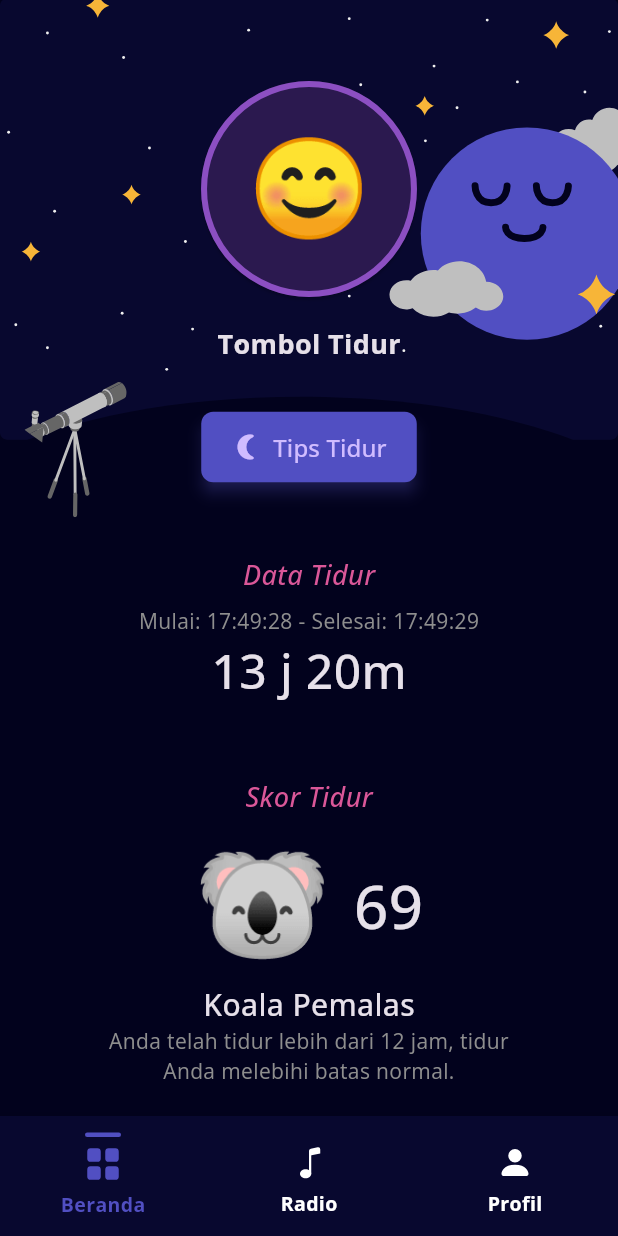
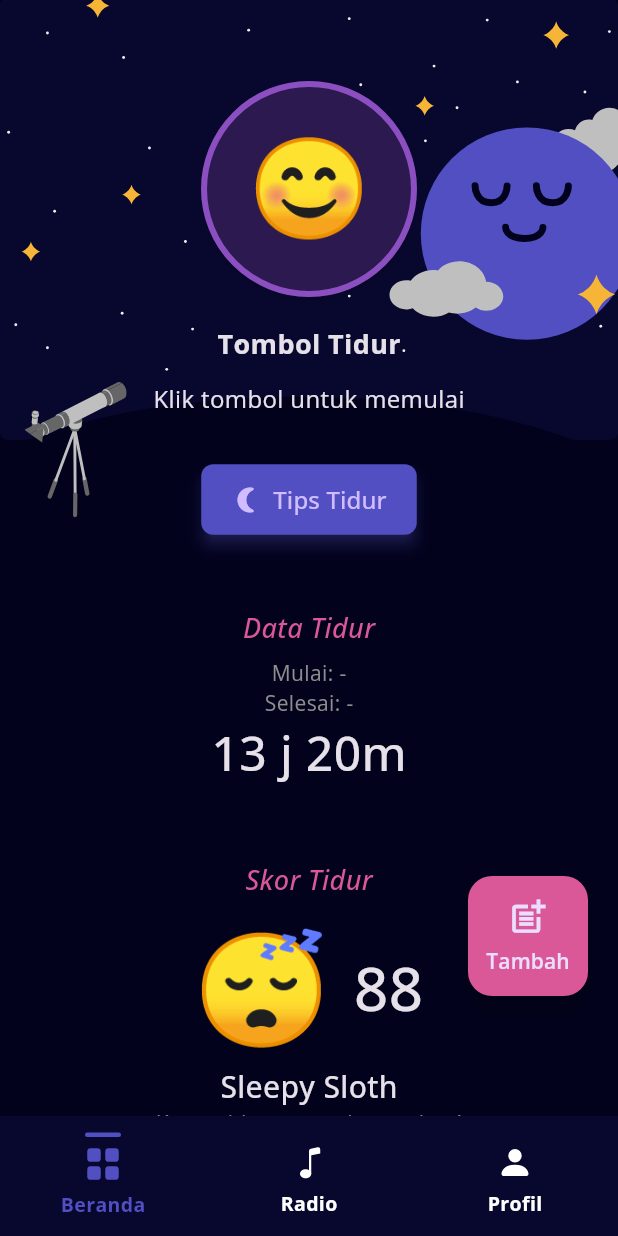
Before and after one commit to TURU-template/TURU-Flutter, a Flutter app: the MainScreen screen opened by its route, after a tap on "Tips Tidur", on a phone screen of 412 x 824 dp. Run offline on Flutter 3.47's test engine with Material 3 defaults, Android fonts, the light colour scheme and no system bars; our stand-ins replace audioplayers, bootstrap_icons, fl_chart, flutter_svg, google_fonts, shared_preferences; missing offline and left inert: mysql1; accounts and stored records are empty.

Commit message:
Update Beranda, Final Radio

```diff
--- a/turu_mobile/lib/pages/beranda.dart
+++ b/turu_mobile/lib/pages/beranda.dart
@@ -1,12 +1,51 @@
 import 'package:flutter/material.dart';
 import 'package:flutter_svg/flutter_svg.dart';
-import '../main.dart';
+import 'package:fl_chart/fl_chart.dart';
+import 'dart:math';
+
+import '../main.dart'; // Assuming TuruColors is defined here
 
 class BerandaPage extends StatelessWidget {
-  const BerandaPage({super.key});
+  final bool? isSleeping;
+  final DateTime? startTime;
+  final int? sleepScore;
+  final String? mascot;
+  final String? mascotName;
+  final String? mascotDescription;
+  final List<int>? weeklyScores;
+  final List<String>? dayLabels;
+
+  const BerandaPage({
+    super.key,
+    this.isSleeping,
+    this.startTime,
+    this.sleepScore,
+    this.mascot,
+    this.mascotName,
+    this.mascotDescription,
+    this.weeklyScores,
+    this.dayLabels,
+  });
 
   @override
   Widget build(BuildContext context) {
+    // ✅ Handle data null dengan fallback ke sample
+    final now = DateTime.now();
+    final fallbackWeeklyScores = [89, 76, 0, 65, 0, 95, 88];
+    final fallbackDayLabels = ['Sen', 'Sel', 'Rab', 'Kam', 'Jum', 'Sab', 'Min'];
+
+    final sleepState = isSleeping ?? false;
+    final sleepStartTime = startTime ?? now.subtract(const Duration(hours: 7));
+    final displayedSleepScore = sleepScore ?? 88;
+    final displayedMascot = mascot ?? '😴';
+    final displayedMascotName = mascotName ?? 'Sleepy Sloth';
+    final displayedMascotDesc =
+        mascotDescription ?? 'Kamu tidur nyenyak semalam!';
+    final displayedScores = weeklyScores ?? fallbackWeeklyScores;
+    final labels = dayLabels ?? fallbackDayLabels;
+
+    final todayIndex = now.weekday % 7;
+
     return Stack(
       children: [
         Positioned.fill(
@@ -25,7 +64,8 @@ class BerandaPage extends StatelessWidget {
               const SizedBox(height: 32),
 
               // Turu Button (State: false for now)
-              Column(
+              Center(
+                child: Column(
                   children: [
                     ElevatedButton(
                       onPressed: () {},
@@ -38,21 +78,40 @@ class BerandaPage extends StatelessWidget {
                           width: 4,
                         ),
                       ),
-                    child: const Text("😊", style: TextStyle(fontSize: 64)),
+                      child: Text(
+                        sleepState ? '😴' : '😊',
+                        style: const TextStyle(fontSize: 64),
+                      ),
                     ),
                     const SizedBox(height: 12),
                     const Text(
                       "Tombol Tidur",
-                    style: TextStyle(fontSize: 18, fontWeight: FontWeight.bold),
+                      style: TextStyle(
+                        fontSize: 18,
+                        fontWeight: FontWeight.bold,
+                      ),
+                    ),
+                    if (sleepState)
+                      Text(
+                        "Mulai: ${sleepStartTime.hour}:${sleepStartTime.minute.toString().padLeft(2, '0')}",
+                        style: const TextStyle(color: TuruColors.textColor2),
+                      ),
+                    const SizedBox(height: 12),
+                    Text(
+                      sleepState ? "Sedang Tidur" : "Klik tombol untuk memulai",
+                      style: const TextStyle(fontSize: 16),
                     ),
                   ],
+                ),
               ),
 
               const SizedBox(height: 32),
 
               // Tips Button
               ElevatedButton.icon(
-                onPressed: () {},
+                onPressed: () {
+                  Navigator.pushNamed(context, '/tips');
+                },
                 style: ElevatedButton.styleFrom(
                   backgroundColor: TuruColors.indigo,
                   padding: const EdgeInsets.symmetric(
@@ -72,12 +131,20 @@ class BerandaPage extends StatelessWidget {
               const SizedBox(height: 48),
               const _SectionTitle(title: "Data Tidur"),
               const SizedBox(height: 8),
-              const Text(
-                "Mulai: 17:49:28 - Selesai: 17:49:29",
-                style: TextStyle(color: TuruColors.textColor2),
+              Text(
+                startTime != null
+                    ? "Mulai: ${startTime!.hour}:${startTime!.minute.toString().padLeft(2, '0')}:${startTime!.second.toString().padLeft(2, '0')}"
+                    : "Mulai: -",
+                style: const TextStyle(color: TuruColors.textColor2),
+              ),
+              Text(
+                startTime != null
+                    ? "Selesai: ${now.hour}:${now.minute.toString().padLeft(2, '0')}:${now.second.toString().padLeft(2, '0')}"
+                    : "Selesai: -",
+                style: const TextStyle(color: TuruColors.textColor2),
               ),
               const Text(
-                "13 j 20m",
+                "13 j 20m", // Placeholder for duration calculation
                 style: TextStyle(fontSize: 32, fontWeight: FontWeight.w500),
               ),
 
@@ -86,52 +153,126 @@ class BerandaPage extends StatelessWidget {
               const SizedBox(height: 8),
               Row(
                 mainAxisAlignment: MainAxisAlignment.center,
-                children: const [
-                  Text("🐨", style: TextStyle(fontSize: 72)),
-                  SizedBox(width: 16),
+                children: [
+                  Text(displayedMascot, style: const TextStyle(fontSize: 72)),
+                  const SizedBox(width: 16),
                   Text(
-                    "69",
-                    style: TextStyle(fontSize: 40, fontWeight: FontWeight.w500),
+                    displayedSleepScore.toString(),
+                    style: const TextStyle(
+                      fontSize: 40,
+                      fontWeight: FontWeight.w500,
+                    ),
                   ),
                 ],
               ),
-              const Text(
-                "Koala Pemalas",
-                style: TextStyle(fontSize: 20, fontWeight: FontWeight.w500),
+              Text(
+                displayedMascotName,
+                style: const TextStyle(
+                  fontSize: 20,
+                  fontWeight: FontWeight.w500,
                 ),
-              const Padding(
-                padding: EdgeInsets.symmetric(horizontal: 32.0),
+              ),
+              Padding(
+                padding: const EdgeInsets.symmetric(horizontal: 32.0),
                 child: Text(
-                  "Anda telah tidur lebih dari 12 jam, tidur Anda melebihi batas normal.",
+                  displayedMascotDesc,
                   textAlign: TextAlign.center,
-                  style: TextStyle(color: TuruColors.textColor2),
+                  style: const TextStyle(color: TuruColors.textColor2),
                 ),
               ),
 
               const SizedBox(height: 48),
-              const _SectionTitle(title: "Statistik Tidur"),
-              const Text(
-                "16 Desember 2024 - 22 Desember 2024",
-                style: TextStyle(color: TuruColors.textColor2),
+              const _SectionTitle(title: "Statistik Tidur Mingguan"),
+              const SizedBox(height: 8),
+              AspectRatio(
+                aspectRatio: 1.6,
+                child: BarChart(
+                  BarChartData(
+                    titlesData: FlTitlesData(
+                      bottomTitles: AxisTitles(
+                        sideTitles: SideTitles(
+                          showTitles: true,
+                          getTitlesWidget: (value, _) {
+                            final index = value.toInt();
+                            return Text(
+                              labels[index],
+                              style: TextStyle(
+                                color:
+                                    index == todayIndex
+                                        ? TuruColors.pink
+                                        : Colors.grey[400],
+                                fontWeight:
+                                    index == todayIndex
+                                        ? FontWeight.bold
+                                        : FontWeight.normal,
                               ),
-
-              const SizedBox(height: 24),
-              Container(
-                width: double.infinity,
-                height: 300,
-                decoration: BoxDecoration(
-                  color: TuruColors.blue,
-                  borderRadius: BorderRadius.circular(16),
+                            );
+                          },
+                          reservedSize: 28,
                         ),
-                child: const Center(
-                  child: Text(
-                    "(Area Statistik Placeholder)",
-                    style: TextStyle(color: Colors.white),
+                      ),
+                      leftTitles: AxisTitles(
+                        sideTitles: SideTitles(showTitles: false),
+                      ),
+                      rightTitles: AxisTitles(
+                        sideTitles: SideTitles(showTitles: false),
+                      ),
+                      topTitles: AxisTitles(
+                        sideTitles: SideTitles(showTitles: false),
+                      ),
+                    ),
+                    barGroups: List.generate(displayedScores.length, (index) {
+                      final score = displayedScores[index];
+                      final isToday = index == todayIndex;
+                      return BarChartGroupData(
+                        x: index,
+                        barRods: [
+                          BarChartRodData(
+                            toY: score == 0 ? 3 : score.toDouble(),
+                            width: 16,
+                            color: isToday ? TuruColors.pink : Colors.blue[300],
+                            borderRadius: BorderRadius.circular(6),
+                          ),
+                        ],
+                      );
+                    }),
+                    gridData: const FlGridData(show: false),
+                    borderData: FlBorderData(show: false),
                   ),
                 ),
               ),
+
               const SizedBox(height: 100),
             ],
+          ),
+        ),
+
+        // Floating Timer Button (Vertical Layout, larger)
+        Positioned(
+          bottom: 80,
+          right: 20,
+          child: SizedBox(
+            width: 80,
+            height: 80,
+            child: FloatingActionButton(
+              backgroundColor: TuruColors.pink,
+              onPressed: () {
+                // TODO: implement timer functionality
+              },
+              child: Column(
+                mainAxisSize: MainAxisSize.min,
+                mainAxisAlignment: MainAxisAlignment.center,
+                children: const [
+                  Icon(Icons.post_add, size: 28),
+                  SizedBox(height: 6),
+                  Text(
+                    "Tambah",
+                    style: TextStyle(fontSize: 14, fontWeight: FontWeight.w600,
+                      ),
+                  ),
+                ],
+              ),
+            ),
           ),
         ),
       ],
--- a/turu_mobile/lib/pages/radio.dart
+++ b/turu_mobile/lib/pages/radio.dart
@@ -46,7 +46,10 @@ class _RadioPageState extends State<RadioPage> {
     final bool isCurrentlyPlaying = _currentPlaying == label && _isPlaying;
     final Color buttonColor = isCurrentlyPlaying ? activeColor : Colors.white;
     final Color textColor = isCurrentlyPlaying ? Colors.white : activeColor;
-    final BorderSide borderSide = BorderSide(color: activeColor, width: 1.0);
+    final BorderSide borderSide = BorderSide(
+      color: activeColor,
+      width: 3.0,
+    ); // Increased border width
 
     return ElevatedButton(
       onPressed: () async {
@@ -72,16 +75,23 @@ class _RadioPageState extends State<RadioPage> {
       style: ElevatedButton.styleFrom(
         backgroundColor: buttonColor,
         foregroundColor: textColor,
-        padding: const EdgeInsets.symmetric(vertical: 4, horizontal: 20),
+        padding: const EdgeInsets.symmetric(
+          vertical: 2,
+          horizontal: 16,
+        ), // Smaller vertical padding
         shape: RoundedRectangleBorder(
-          borderRadius: BorderRadius.circular(8),
+          borderRadius: BorderRadius.circular(12),
           side: !isCurrentlyPlaying ? borderSide : BorderSide.none,
         ),
         elevation: isCurrentlyPlaying ? 3 : 0,
+        minimumSize: Size.zero, // Make the button size adapt to content
+        tapTargetSize:
+            MaterialTapTargetSize
+                .shrinkWrap, // Remove extra padding around the button
       ),
       child: Text(
         '$label $emoji',
-        style: TextStyle(fontSize: 16, fontWeight: FontWeight.w600),
+        style: const TextStyle(fontSize: 16, fontWeight: FontWeight.w600),
       ),
     );
   }
@@ -100,9 +110,9 @@ class _RadioPageState extends State<RadioPage> {
           shrinkWrap: true,
           gridDelegate: SliverGridDelegateWithFixedCrossAxisCount(
             crossAxisCount: MediaQuery.of(context).size.width > 600 ? 3 : 2,
-            childAspectRatio: 2.5,
+            childAspectRatio: 3.0, // Adjust aspect ratio for smaller height
             crossAxisSpacing: 10,
-            mainAxisSpacing: 10,
+            mainAxisSpacing: 8, // Adjust main axis spacing
           ),
           itemCount: buttons.length,
           itemBuilder: (context, index) {
--- a/turu_mobile/pubspec.yaml
+++ b/turu_mobile/pubspec.yaml
@@ -28,10 +28,11 @@ environment:
 # the latest version available on pub.dev. To see which dependencies have newer
 # versions available, run `flutter pub outdated`.
 dependencies:
+  google_fonts: ^6.1.0
+  bootstrap_icons: ^1.10.5
   flutter_svg: ^2.0.7
-  google_fonts: ^6.1.0
   audioplayers: ^6.4.0
-  bootstrap_icons: ^1.10.5
+  fl_chart: ^0.71.0
   mysql1: ^0.20.0  # Library koneksi MySQL
   shared_preferences: ^2.2.0  # Untuk menyimpan data login
   crypto: ^3.0.3  # Untuk enkripsi password
```
Also changed, not shown: turu_mobile/pubspec.lock. Lines whose indentation alone changed are shown as unchanged.
